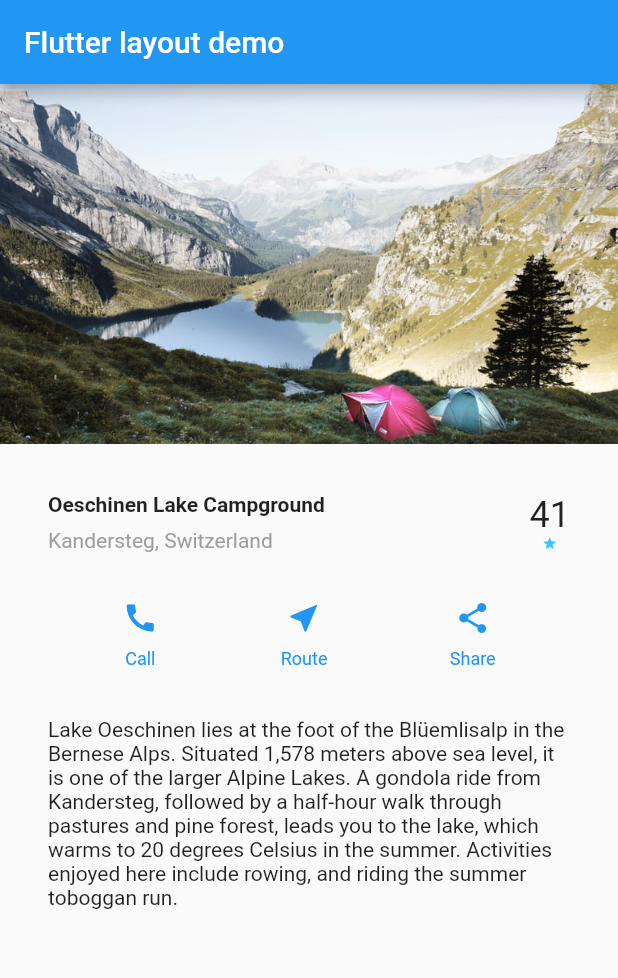
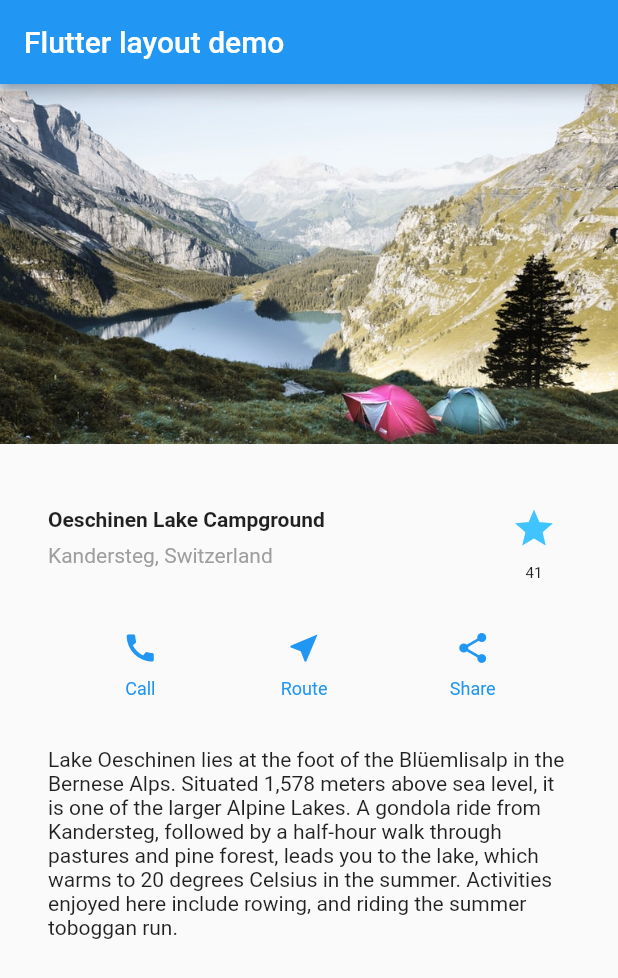
Before and after one commit to Gravewalker666/layout-thing, a Flutter app: the screen it shows after launch, on a phone screen of 412 x 824 dp. Shown: the top 978 px of the screen. Run offline on Flutter 3.47's test engine with Material 2 defaults, Android fonts, the phone set to English and light mode, and no system bars.

Commit message:
Add InTERactiVIty to the star button

```diff
--- a/lib/main.dart
+++ b/lib/main.dart
@@ -36,21 +36,7 @@ class MyApp extends StatelessWidget {
                 ],
               )
           ),
-          Column(
-            children: [
-              const Text(
-                '41',
-                style: TextStyle(
-                  fontSize: 24
-                ),
-              ),
-              Icon(
-                Icons.star,
-                color: Colors.lightBlueAccent,
-                size: 10,
-              ),
-            ],
-          )
+          FavoriteWidget(),
         ],
       ),
     );
@@ -123,3 +109,56 @@ class MyApp extends StatelessWidget {
     );
   }
 }
+
+class FavoriteWidget extends StatefulWidget {
+  const FavoriteWidget({Key? key}): super(key: key);
+
+  @override
+  _FavoriteWidgetState createState() => _FavoriteWidgetState();
+}
+
+class _FavoriteWidgetState extends State<FavoriteWidget> {
+  bool _isFav = true;
+  int _favCount = 41;
+
+  void _toggleFav() {
+    setState(() {
+      if (_isFav) {
+        _favCount -= 1;
+        _isFav = false;
+      } else {
+        _favCount += 1;
+        _isFav = true;
+      }
+    });
+  }
+
+  @override
+  Widget build(BuildContext context) {
+    return Row(
+      mainAxisSize: MainAxisSize.min,
+      children: [
+        Container(
+          padding: const EdgeInsets.all(0),
+          child: Column(
+            children: [
+              IconButton(
+                icon: (_isFav? const Icon(Icons.star): const Icon(Icons.star_border)),
+                iconSize: 30,
+                color: Colors.lightBlueAccent,
+                onPressed: _toggleFav,
+              ),
+              Text(
+                '$_favCount',
+                style: TextStyle(
+                    fontSize: 10
+                ),
+              ),
+            ],
+          ),
+        ),
+      ],
+    );
+  }
+
+}
```
